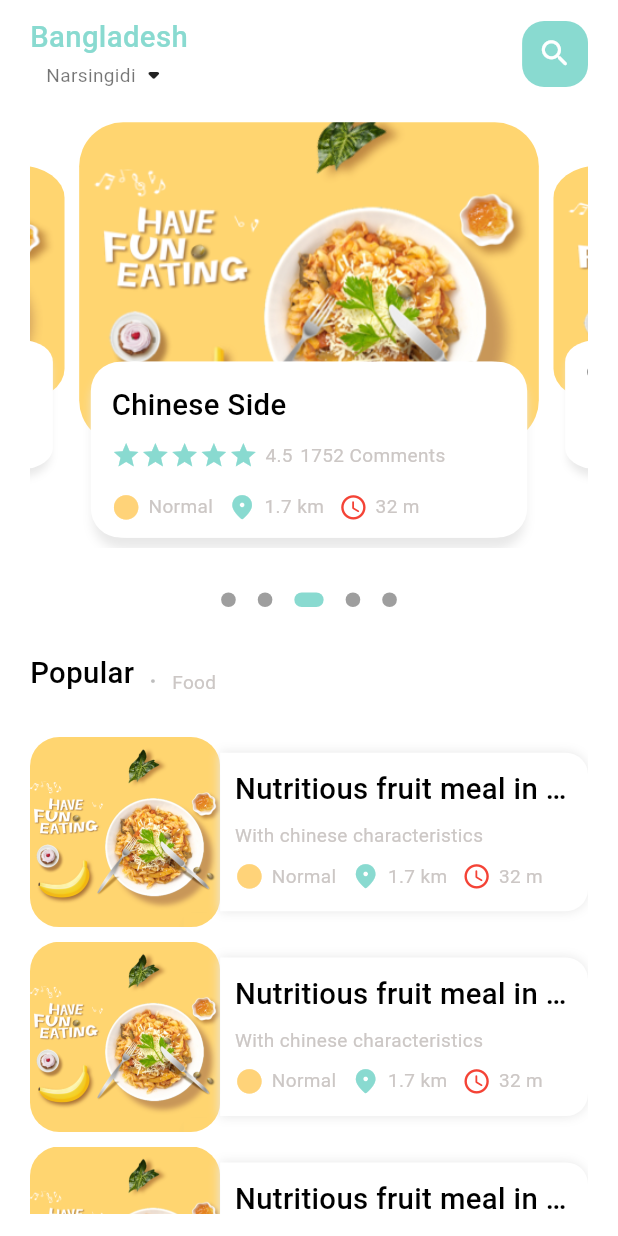
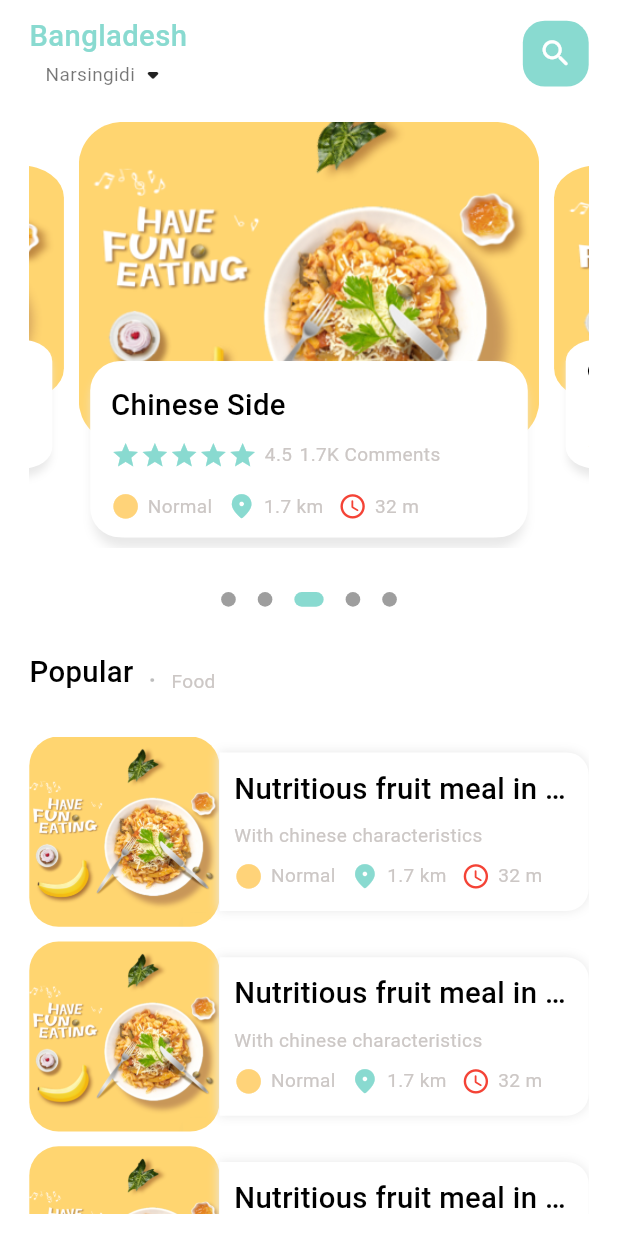
Before and after one commit to SaifAllahGharib/food_craft, a Flutter app: the HomeView screen opened directly, on a phone screen of 412 x 824 dp. Run offline on Flutter 3.47's test engine with Material 3 defaults, Android fonts, the phone set to English and light mode, and no system bars; drawn by our look-alikes of smooth_page_indicator; our stand-ins replace cached_network_image, device_preview, firebase_core, go_router; accounts and stored records are empty.

Commit message:
modify some features and sizes

```diff
--- a/lib/constant.dart
+++ /dev/null
@@ -1 +0,0 @@
-const double primaryPadding = 20;
--- a/lib/core/utils/routes.dart
+++ b/lib/core/utils/routes.dart
@@ -1,11 +1,10 @@
-import 'package:food_craft/features/home/presentation/view/popular_food_details.dart';
+import 'package:food_craft/features/home/presentation/view/home_view.dart';
 import 'package:go_router/go_router.dart';
 
 class AppRouter {
   static final routes = GoRouter(
     routes: [
-      GoRoute(
-          path: '/', builder: (context, state) => const PopularFoodDetails()),
+      GoRoute(path: '/', builder: (context, state) => const HomeView()),
     ],
   );
 }
--- a/lib/features/home/presentation/view/widgets/home_view_body.dart
+++ b/lib/features/home/presentation/view/widgets/home_view_body.dart
@@ -1,5 +1,4 @@
 import 'package:flutter/material.dart';
-import 'package:food_craft/constant.dart';
 import 'package:food_craft/core/utils/dimensions.dart';
 import 'package:food_craft/features/home/presentation/view/widgets/custom_app_bar_home_view.dart';
 import 'package:food_craft/features/home/presentation/view/widgets/page_view_section.dart';
@@ -12,9 +11,14 @@ class HomeViewBody extends StatelessWidget {
   @override
   Widget build(BuildContext context) {
     return Container(
-      margin: const EdgeInsets.only(top: 10, bottom: 15),
-      padding:
-          const EdgeInsets.only(left: primaryPadding, right: primaryPadding),
+      margin: EdgeInsets.only(
+        top: Dimensions.height10(context),
+        bottom: Dimensions.height15(context),
+      ),
+      padding: EdgeInsets.only(
+        left: Dimensions.height20(context),
+        right: Dimensions.height20(context),
+      ),
       child: CustomScrollView(
         slivers: [
           SliverToBoxAdapter(
--- a/lib/features/home/presentation/view/widgets/row_stars_and_rate_and_comments.dart
+++ b/lib/features/home/presentation/view/widgets/row_stars_and_rate_and_comments.dart
@@ -10,7 +10,6 @@ class RowStarsAndRateAndComments extends StatelessWidget {
   @override
   Widget build(BuildContext context) {
     return Row(
-      crossAxisAlignment: CrossAxisAlignment.center,
       children: [
         Wrap(
           children: List.generate(
@@ -25,7 +24,7 @@ class RowStarsAndRateAndComments extends StatelessWidget {
         SizedBox(width: Dimensions.width10(context)),
         const CustomText(text: "4.5"),
         SizedBox(width: Dimensions.width10(context)),
-        const CustomText(text: "1752"),
+        const CustomText(text: "1.7K"),
         CustomText(text: " ${"comments".tr(context)}"),
       ],
     );
```
Also changed, not shown: lib/features/home/presentation/view/widgets/popular_food_details_body.dart (+5 -2 lines).
